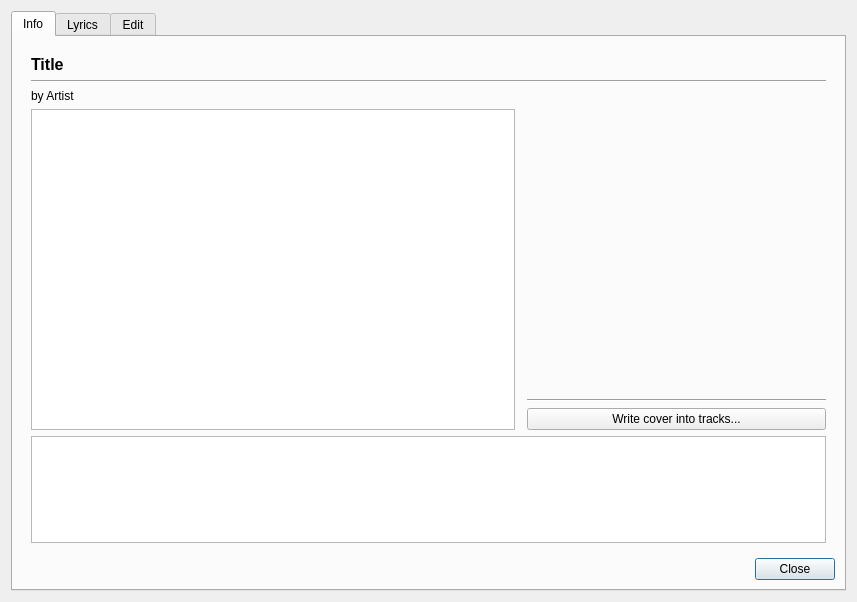
Old version of the form src/Gui/InfoDialog/GUI_InfoDialog.ui in the repository Inferno214221/sayonara-player.
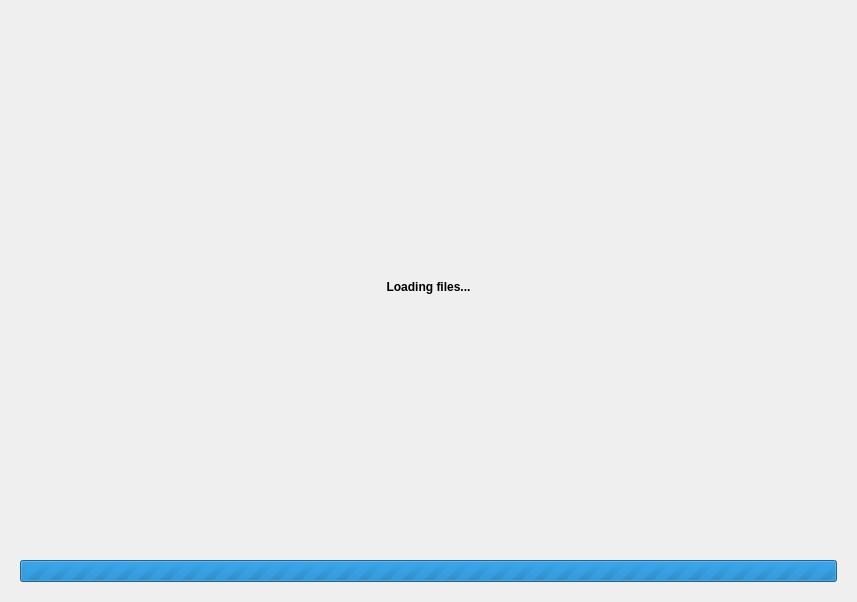
New version of the form. The open tabs and pages were chosen to show the change. Icons and pictures are not drawn. Custom widgets are drawn as their Qt base class.

Commit message: Async Info Dialog

The edit to the form file:
```diff
--- a/src/Gui/InfoDialog/GUI_InfoDialog.ui
+++ b/src/Gui/InfoDialog/GUI_InfoDialog.ui
@@ -23,7 +23,14 @@
    <bool>true</bool>
   </property>
   <layout class="QGridLayout" name="gridLayout">
-   <item row="1" column="1">
+   <item row="0" column="0" rowspan="2">
+    <widget class="QStackedWidget" name="stackedWidget">
+     <property name="currentIndex">
+      <number>0</number>
+     </property>
+     <widget class="QWidget" name="page">
+      <layout class="QGridLayout" name="gridLayout_6">
+       <item row="0" column="0">
     <widget class="QTabWidget" name="tab_widget">
      <property name="focusPolicy">
       <enum>Qt::StrongFocus</enum>
@@ -264,6 +271,66 @@
        <string notr="true">Edit</string>
       </attribute>
       <layout class="QGridLayout" name="gridLayout_8"/>
+         </widget>
+        </widget>
+       </item>
+      </layout>
+     </widget>
+     <widget class="QWidget" name="page_2">
+      <layout class="QGridLayout" name="gridLayout_7">
+       <item row="1" column="0">
+        <widget class="QLabel" name="label">
+         <property name="font">
+          <font>
+           <weight>75</weight>
+           <bold>true</bold>
+          </font>
+         </property>
+         <property name="text">
+          <string>Loading files...</string>
+         </property>
+         <property name="alignment">
+          <set>Qt::AlignCenter</set>
+         </property>
+        </widget>
+       </item>
+       <item row="3" column="0">
+        <widget class="QProgressBar" name="progressBar">
+         <property name="maximum">
+          <number>0</number>
+         </property>
+         <property name="value">
+          <number>-1</number>
+         </property>
+        </widget>
+       </item>
+       <item row="0" column="0">
+        <spacer name="verticalSpacer_3">
+         <property name="orientation">
+          <enum>Qt::Vertical</enum>
+         </property>
+         <property name="sizeHint" stdset="0">
+          <size>
+           <width>20</width>
+           <height>40</height>
+          </size>
+         </property>
+        </spacer>
+       </item>
+       <item row="2" column="0">
+        <spacer name="verticalSpacer_4">
+         <property name="orientation">
+          <enum>Qt::Vertical</enum>
+         </property>
+         <property name="sizeHint" stdset="0">
+          <size>
+           <width>20</width>
+           <height>40</height>
+          </size>
+         </property>
+        </spacer>
+       </item>
+      </layout>
      </widget>
     </widget>
    </item>
```
Lines whose indentation alone changed are shown as unchanged. The commit also changes 18 other files.
